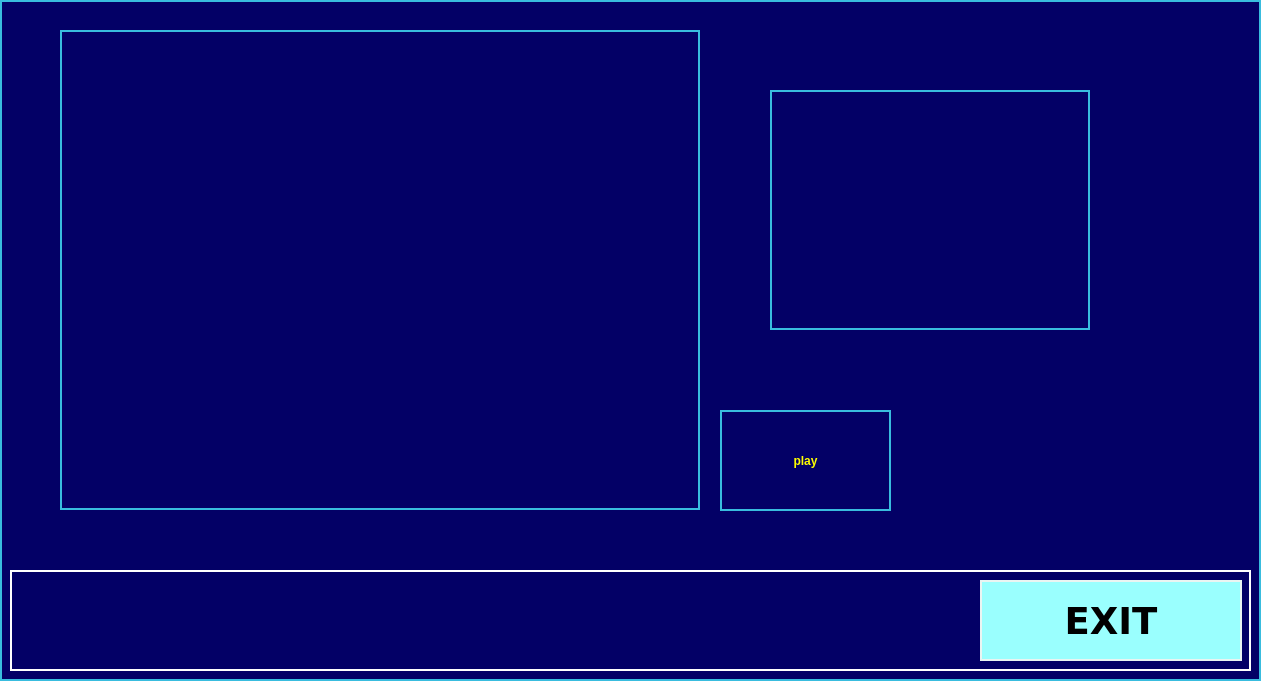
Qt form videomanuale.ui (infermita/sampleatm) before a commit.
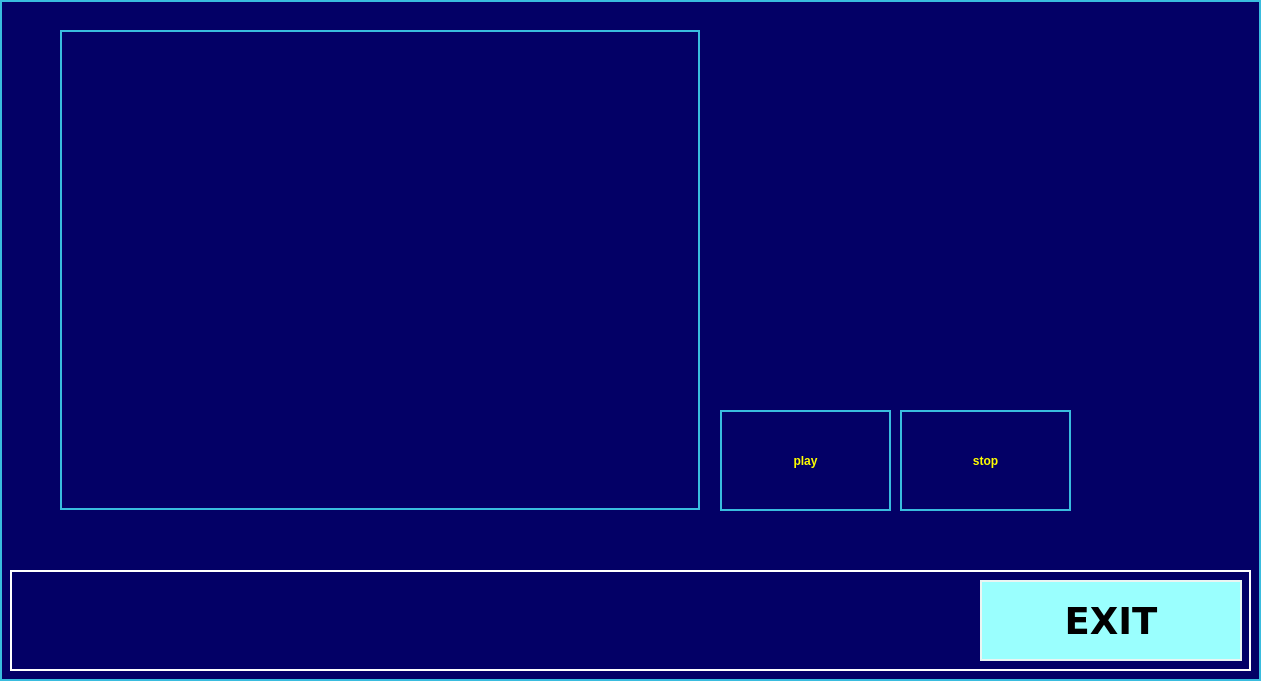
The same form after that commit. Custom widgets are drawn as their Qt base class.

Commit message: Vlc player

```diff
--- a/videomanuale.ui
+++ b/videomanuale.ui
@@ -88,24 +88,20 @@
     <string>play</string>
    </property>
   </widget>
-  <widget class="Phonon::VideoPlayer" name="videoPlayer">
+  <widget class="QPushButton" name="stop">
    <property name="geometry">
     <rect>
-     <x>770</x>
-     <y>90</y>
-     <width>320</width>
-     <height>240</height>
+     <x>900</x>
+     <y>410</y>
+     <width>171</width>
+     <height>101</height>
     </rect>
    </property>
+   <property name="text">
+    <string>stop</string>
+   </property>
   </widget>
  </widget>
- <customwidgets>
-  <customwidget>
-   <class>Phonon::VideoPlayer</class>
-   <extends>QWidget</extends>
-   <header location="global">phonon/videoplayer.h</header>
-  </customwidget>
- </customwidgets>
  <resources/>
  <connections/>
 </ui>
```
The commit also changes 3 other files.
